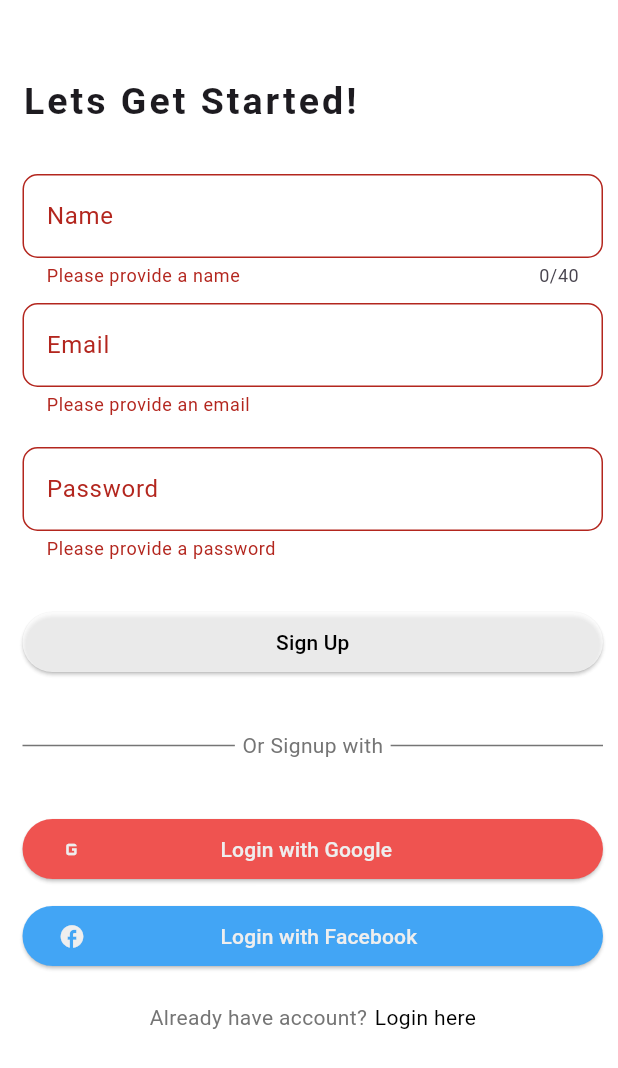
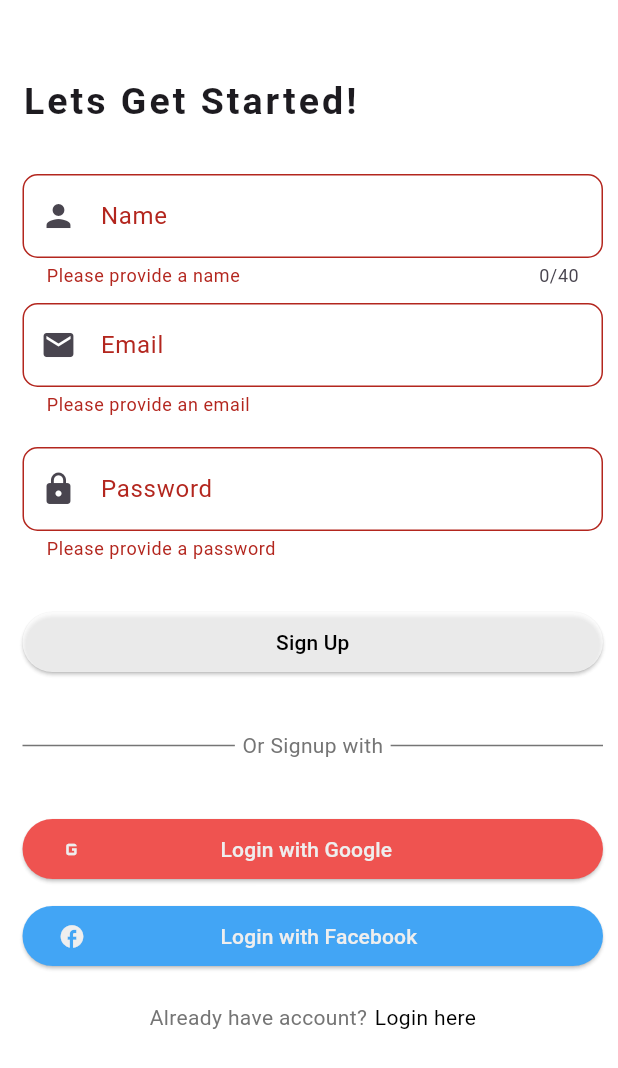
Before and after one commit to bigboss09niel/piggytechfront, a Flutter app: the Signup screen opened by its route, after a tap on "Sign Up", on a phone screen of 412 x 824 dp. Shown: the top 1068 px of the screen. Run offline on Flutter 3.47's test engine with Material 3 defaults, Android fonts, the phone set to English and light mode, and no system bars; our stand-ins replace flutter_spinkit.

Commit message:
Activity 4.2

```diff
--- a/lib/main.dart
+++ b/lib/main.dart
@@ -7,7 +7,7 @@ import 'package:piggytechfront/pages/login.dart';
 
 void main() => runApp(MaterialApp(
   debugShowCheckedModeBanner: false,
-  initialRoute: '/menu',
+  initialRoute: '/login',
   routes: {
     '/' : (context) => Dashboard(),
     '/menu' : (context) => Menu(),
--- a/lib/pages/signup.dart
+++ b/lib/pages/signup.dart
@@ -1,4 +1,8 @@
+import 'dart:convert';
+
 import 'package:flutter/material.dart';
+import 'package:piggytechfront/services/user.dart';
+import 'package:http/http.dart' as http;
 
 class Signup extends StatefulWidget {
   const Signup({super.key});
@@ -12,6 +16,22 @@ class _SignupState extends State<Signup> {
   String name = '';
   String email = '';
   String password = '';
+
+  createAccount(User user) async{
+    final response = await http.post(
+      Uri.parse('http://10.0.2.2:8080/api/v1/auth/register/user'),
+      headers : <String, String>{
+        'Content-Type' : 'application/json; charset=UTF-8'
+      },
+      body: jsonEncode(<String, dynamic>{
+        'username' : user.username,
+        'email' : user.email,
+        'password' : user.password
+      }),
+    );
+    //print(response.body);
+  }
+
 
   @override
   Widget build(BuildContext context) {
@@ -44,7 +64,8 @@ class _SignupState extends State<Signup> {
                         label: Text('Name'),
                         border: OutlineInputBorder(
                           borderRadius: BorderRadius.circular(10.0)
-                        )
+                        ),
+                        prefixIcon: Icon(Icons.person),
                       ),
                       validator: (value){
                         if(value == null || value.isEmpty){
@@ -66,7 +87,8 @@ class _SignupState extends State<Signup> {
                           label: Text('Email'),
                           border: OutlineInputBorder(
                               borderRadius: BorderRadius.circular(10.0)
-                          )
+                          ),
+                        prefixIcon: Icon(Icons.email),
                       ),
                       validator: (value){
                         if(value == null || value.isEmpty){
@@ -85,7 +107,8 @@ class _SignupState extends State<Signup> {
                           label: Text('Password'),
                           border: OutlineInputBorder(
                               borderRadius: BorderRadius.circular(10.0)
-                          )
+                          ),
+                        prefixIcon: Icon(Icons.lock),
                       ),
                       validator: (value){
                         if(value == null || value.isEmpty){
@@ -108,9 +131,13 @@ class _SignupState extends State<Signup> {
                       onPressed: (){
                         if(formKey.currentState!.validate()){
                           formKey.currentState!.save();
-                          print(name);
-                          print(email);
-                          print(password);
+                          User user = User(
+                            username : name,
+                            email: email,
+                            password : password
+                          );
+                          createAccount(user);
+                          Navigator.pushReplacementNamed(context, '/login');
                         }
                       },
                       child: Text('Sign Up'),
--- /dev/null
+++ b/lib/services/user.dart
@@ -0,0 +1,17 @@
+class User{
+  final String username;
+  final String email;
+  final String password;
+
+  User({
+    required this.username,
+    required this.email,
+    required this.password
+  });
+
+  Map<String, dynamic> toJson() =>{
+    'username' : username,
+    'email' : email,
+    'password' : password
+  };
+}
```
